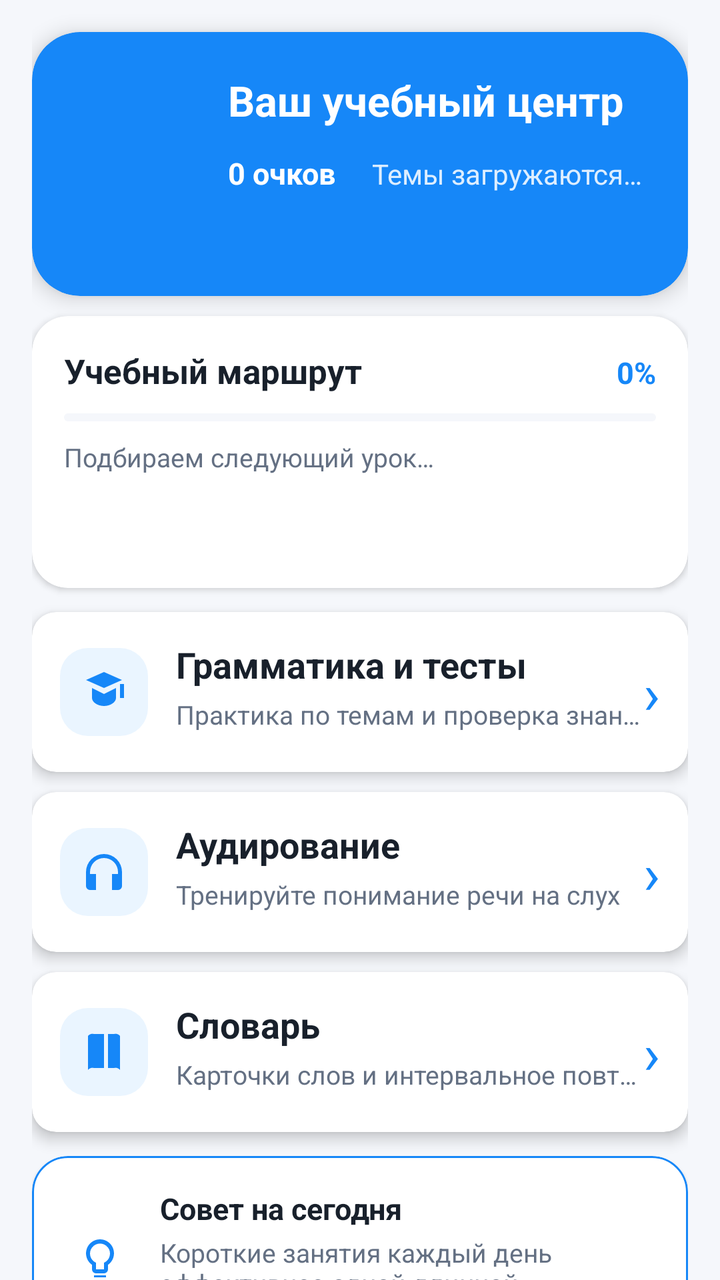
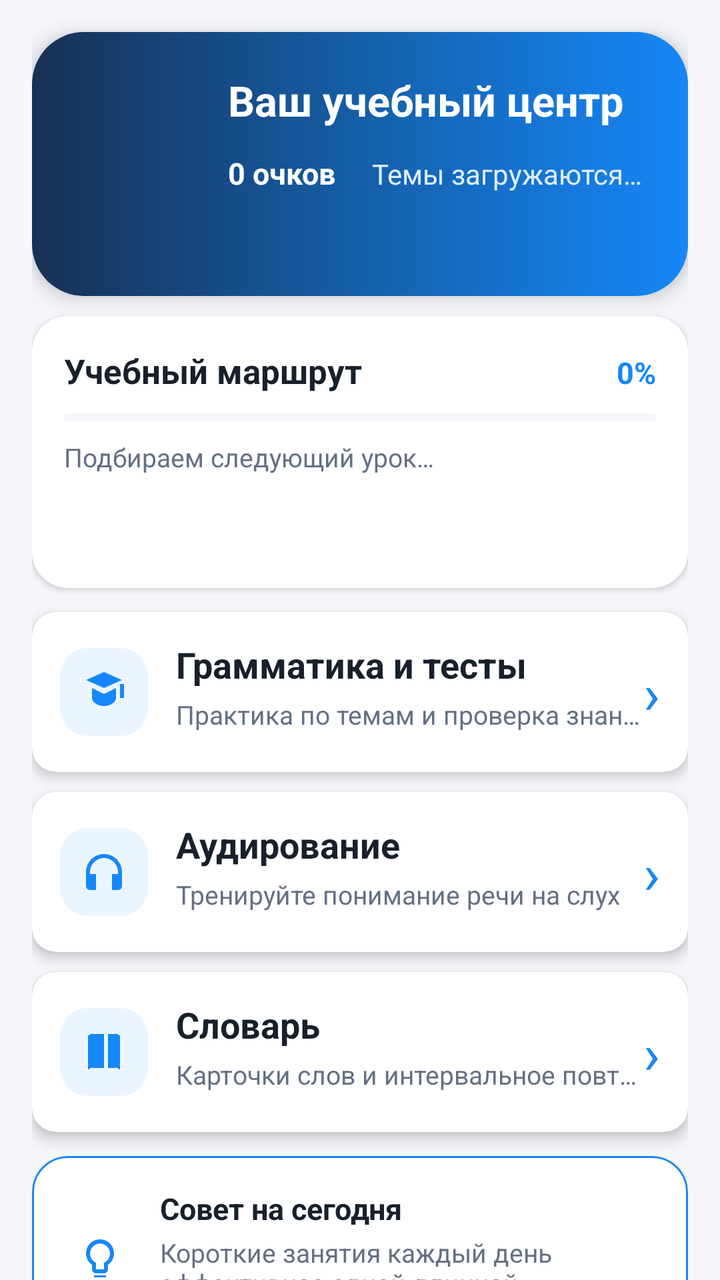

Two renders of the same Android screen: before a commit and after it. Below are the layout's source before the change and the commit's diff.
<!-- AndroidManifest.xml: application theme Theme.Duelingo -->
<!-- res/layout/activity_learning.xml -->
<?xml version="1.0" encoding="utf-8"?>
<androidx.constraintlayout.widget.ConstraintLayout xmlns:android="http://schemas.android.com/apk/res/android"
    xmlns:app="http://schemas.android.com/apk/res-auto"
    android:layout_width="match_parent"
    android:layout_height="match_parent"
    android:background="?attr/backgroundColor"
    android:paddingHorizontal="16dp">

    <com.airbnb.lottie.LottieAnimationView
        android:id="@+id/animationView"
        android:layout_width="wrap_content"
        android:layout_height="wrap_content"
        app:layout_constraintBottom_toBottomOf="parent"
        app:layout_constraintEnd_toEndOf="parent"
        app:layout_constraintStart_toStartOf="parent"
        app:layout_constraintTop_toTopOf="parent" />

    <com.google.android.material.card.MaterialCardView
        android:id="@+id/learningHeroCard"
        android:layout_width="0dp"
        android:layout_height="132dp"
        android:layout_marginTop="16dp"
        app:cardBackgroundColor="@color/blue_primary"
        app:cardCornerRadius="24dp"
        app:cardElevation="6dp"
        app:layout_constraintEnd_toEndOf="parent"
        app:layout_constraintStart_toStartOf="parent"
        app:layout_constraintTop_toTopOf="parent">

        <androidx.constraintlayout.widget.ConstraintLayout
            android:layout_width="match_parent"
            android:layout_height="match_parent"
            android:padding="20dp">

            <ImageView
                android:id="@+id/learningHeroIcon"
                android:layout_width="62dp"
                android:layout_height="62dp"
                android:contentDescription="@string/learning_hero_title"
                android:scaleType="centerCrop"
                app:layout_constraintBottom_toBottomOf="parent"
                app:layout_constraintStart_toStartOf="parent"
                app:layout_constraintTop_toTopOf="parent" />

            <TextView
                android:id="@+id/learningHeroTitle"
                android:layout_width="0dp"
                android:layout_height="wrap_content"
                android:layout_marginStart="16dp"
                android:text="@string/learning_hero_title"
                android:textColor="@color/white"
                android:textSize="21sp"
                android:textStyle="bold"
                app:layout_constraintEnd_toEndOf="parent"
                app:layout_constraintStart_toEndOf="@id/learningHeroIcon"
                app:layout_constraintTop_toTopOf="parent" />

            <TextView
                android:id="@+id/learningPoints"
                android:layout_width="wrap_content"
                android:layout_height="wrap_content"
                android:layout_marginStart="16dp"
                android:layout_marginTop="12dp"
                android:text="@string/learning_points_zero"
                android:textColor="@color/white"
                android:textSize="15sp"
                android:textStyle="bold"
                app:layout_constraintStart_toEndOf="@id/learningHeroIcon"
                app:layout_constraintTop_toBottomOf="@id/learningHeroTitle" />

            <TextView
                android:id="@+id/learningTopics"
                android:layout_width="wrap_content"
                android:layout_height="wrap_content"
                android:layout_marginStart="18dp"
                android:text="@string/learning_topics_loading"
                android:textColor="#DDEEFF"
                android:textSize="14sp"
                app:layout_constraintBaseline_toBaselineOf="@id/learningPoints"
                app:layout_constraintStart_toEndOf="@id/learningPoints" />
        </androidx.constraintlayout.widget.ConstraintLayout>
    </com.google.android.material.card.MaterialCardView>

    <com.google.android.material.card.MaterialCardView
        android:id="@+id/learningPathCard"
        android:layout_width="0dp"
        android:layout_height="136dp"
        android:layout_marginTop="10dp"
        android:clickable="true"
        android:focusable="true"
        android:foreground="?attr/selectableItemBackground"
        app:cardBackgroundColor="?attr/cardBackgroundColor"
        app:cardCornerRadius="18dp"
        app:cardElevation="2dp"
        app:layout_constraintEnd_toEndOf="parent"
        app:layout_constraintStart_toStartOf="parent"
        app:layout_constraintTop_toBottomOf="@id/learningHeroCard">

        <androidx.constraintlayout.widget.ConstraintLayout
            android:layout_width="match_parent"
            android:layout_height="match_parent"
            android:padding="16dp">

            <TextView
                android:id="@+id/learningPathTitle"
                android:layout_width="0dp"
                android:layout_height="wrap_content"
                android:text="@string/learning_path_title"
                android:textColor="?attr/textColor"
                android:textSize="17sp"
                android:textStyle="bold"
                app:layout_constraintEnd_toStartOf="@id/learningProgressText"
                app:layout_constraintStart_toStartOf="parent"
                app:layout_constraintTop_toTopOf="parent" />

            <TextView
                android:id="@+id/learningProgressText"
                android:layout_width="wrap_content"
                android:layout_height="wrap_content"
                android:text="@string/learning_progress_zero"
                android:textColor="@color/blue_primary"
                android:textSize="15sp"
                android:textStyle="bold"
                app:layout_constraintBaseline_toBaselineOf="@id/learningPathTitle"
                app:layout_constraintEnd_toEndOf="parent" />

            <com.google.android.material.progressindicator.LinearProgressIndicator
                android:id="@+id/learningOverallProgress"
                android:layout_width="0dp"
                android:layout_height="8dp"
                android:layout_marginTop="10dp"
                android:max="100"
                android:progress="0"
                app:indicatorColor="@color/blue_primary"
                app:layout_constraintEnd_toEndOf="parent"
                app:layout_constraintStart_toStartOf="parent"
                app:layout_constraintTop_toBottomOf="@id/learningPathTitle"
                app:trackColor="?attr/backgroundColor"
                app:trackCornerRadius="4dp" />

            <TextView
                android:id="@+id/learningRecommendation"
                android:layout_width="0dp"
                android:layout_height="wrap_content"
                android:layout_marginTop="9dp"
                android:maxLines="2"
                android:text="@string/learning_recommendation_loading"
                android:textColor="?attr/secondaryTextColor"
                android:textSize="13sp"
                app:layout_constraintEnd_toEndOf="parent"
                app:layout_constraintStart_toStartOf="parent"
                app:layout_constraintTop_toBottomOf="@id/learningOverallProgress" />

            <TextView
                android:id="@+id/learningHabit"
                android:layout_width="wrap_content"
                android:layout_height="wrap_content"
                android:layout_marginStart="8dp"
                android:layout_marginTop="4dp"
                android:textColor="@color/blue_primary"
                android:textSize="13sp"
                android:textStyle="bold"
                app:layout_constraintEnd_toEndOf="parent"
                app:layout_constraintTop_toBottomOf="@id/learningRecommendation" />
        </androidx.constraintlayout.widget.ConstraintLayout>
    </com.google.android.material.card.MaterialCardView>


    
    <androidx.cardview.widget.CardView
        android:id="@+id/listeningCard"
        android:layout_width="0dp"
        android:layout_height="80dp"
        android:layout_marginTop="10dp"
        app:cardBackgroundColor="?attr/cardBackgroundColor"
        app:cardCornerRadius="12dp"
        app:cardElevation="4dp"
        app:layout_constraintEnd_toEndOf="parent"
        app:layout_constraintStart_toStartOf="parent"
        app:layout_constraintTop_toBottomOf="@id/testsCard">

        <androidx.constraintlayout.widget.ConstraintLayout
            android:layout_width="match_parent"
            android:layout_height="match_parent"
            android:padding="14dp">

            <ImageView
                android:id="@+id/listeningFeatureIcon"
                android:layout_width="44dp"
                android:layout_height="44dp"
                android:contentDescription="@null"
                android:background="@drawable/bg_feature_icon"
                android:padding="10dp"
                android:src="@drawable/ic_headphones"
                app:layout_constraintBottom_toBottomOf="parent"
                app:layout_constraintStart_toStartOf="parent"
                app:layout_constraintTop_toTopOf="parent"
                app:tint="@color/blue_primary" />

            
            <TextView
                android:id="@+id/tvListeningTitle"
                android:layout_width="0dp"
                android:layout_height="wrap_content"
                android:layout_marginStart="14dp"
                android:text="@string/learning_listening_title"
                android:textColor="?attr/textColor"
                android:textSize="18sp"
                android:textStyle="bold"
                app:layout_constraintEnd_toStartOf="@id/listeningArrow"
                app:layout_constraintStart_toEndOf="@id/listeningFeatureIcon"
                app:layout_constraintTop_toTopOf="parent" />

            <TextView
                android:layout_width="0dp"
                android:layout_height="wrap_content"
                android:layout_marginStart="14dp"
                android:layout_marginTop="4dp"
                android:ellipsize="end"
                android:maxLines="1"
                android:text="@string/learning_listening_subtitle"
                android:textColor="?attr/secondaryTextColor"
                android:textSize="13sp"
                app:layout_constraintEnd_toStartOf="@id/listeningArrow"
                app:layout_constraintStart_toEndOf="@id/listeningFeatureIcon"
                app:layout_constraintTop_toBottomOf="@id/tvListeningTitle" />

            <TextView
                android:id="@+id/listeningArrow"
                android:layout_width="wrap_content"
                android:layout_height="wrap_content"
                android:text="@string/chevron_next"
                android:textColor="@color/blue_primary"
                android:textSize="28sp"
                app:layout_constraintBottom_toBottomOf="parent"
                app:layout_constraintEnd_toEndOf="parent"
                app:layout_constraintTop_toTopOf="parent" />
        </androidx.constraintlayout.widget.ConstraintLayout>
    </androidx.cardview.widget.CardView>

    
    <androidx.cardview.widget.CardView
        android:id="@+id/testsCard"
        android:layout_width="0dp"
        android:layout_height="80dp"
        android:layout_marginTop="12dp"
        app:cardBackgroundColor="?attr/cardBackgroundColor"
        app:cardCornerRadius="12dp"
        app:cardElevation="4dp"
        app:layout_constraintEnd_toEndOf="parent"
        app:layout_constraintStart_toStartOf="parent"
        app:layout_constraintTop_toBottomOf="@id/learningPathCard">

        <androidx.constraintlayout.widget.ConstraintLayout
            android:layout_width="match_parent"
            android:layout_height="match_parent"
            android:padding="14dp">

            <ImageView
                android:id="@+id/testsFeatureIcon"
                android:layout_width="44dp"
                android:layout_height="44dp"
                android:contentDescription="@null"
                android:background="@drawable/bg_feature_icon"
                android:padding="10dp"
                android:src="@drawable/graduation24"
                app:layout_constraintBottom_toBottomOf="parent"
                app:layout_constraintStart_toStartOf="parent"
                app:layout_constraintTop_toTopOf="parent"
                app:tint="@color/blue_primary" />

            
            <TextView
                android:id="@+id/tvTestsTitle"
                android:layout_width="0dp"
                android:layout_height="wrap_content"
                android:layout_marginStart="14dp"
                android:text="@string/learning_tests_title"
                android:textColor="?attr/textColor"
                android:textSize="18sp"
                android:textStyle="bold"
                app:layout_constraintEnd_toStartOf="@id/testsArrow"
                app:layout_constraintStart_toEndOf="@id/testsFeatureIcon"
                app:layout_constraintTop_toTopOf="parent" />

            <TextView
                android:layout_width="0dp"
                android:layout_height="wrap_content"
                android:layout_marginStart="14dp"
                android:layout_marginTop="4dp"
                android:ellipsize="end"
                android:maxLines="1"
                android:text="@string/learning_tests_subtitle"
                android:textColor="?attr/secondaryTextColor"
                android:textSize="13sp"
                app:layout_constraintEnd_toStartOf="@id/testsArrow"
                app:layout_constraintStart_toEndOf="@id/testsFeatureIcon"
                app:layout_constraintTop_toBottomOf="@id/tvTestsTitle" />

            <TextView
                android:id="@+id/testsArrow"
                android:layout_width="wrap_content"
                android:layout_height="wrap_content"
                android:text="@string/chevron_next"
                android:textColor="@color/blue_primary"
                android:textSize="28sp"
                app:layout_constraintBottom_toBottomOf="parent"
                app:layout_constraintEnd_toEndOf="parent"
                app:layout_constraintTop_toTopOf="parent" />
        </androidx.constraintlayout.widget.ConstraintLayout>
    </androidx.cardview.widget.CardView>

    
    <androidx.cardview.widget.CardView
        android:id="@+id/vocabularyCard"
        android:layout_width="0dp"
        android:layout_height="80dp"
        android:layout_marginTop="10dp"
        app:cardBackgroundColor="?attr/cardBackgroundColor"
        app:cardCornerRadius="12dp"
        app:cardElevation="4dp"
        app:layout_constraintEnd_toEndOf="parent"
        app:layout_constraintStart_toStartOf="parent"
        app:layout_constraintTop_toBottomOf="@id/listeningCard">

        <androidx.constraintlayout.widget.ConstraintLayout
            android:layout_width="match_parent"
            android:layout_height="match_parent"
            android:padding="14dp">

            <ImageView
                android:id="@+id/vocabularyFeatureIcon"
                android:layout_width="44dp"
                android:layout_height="44dp"
                android:contentDescription="@null"
                android:background="@drawable/bg_feature_icon"
                android:padding="10dp"
                android:src="@drawable/ic_book"
                app:layout_constraintBottom_toBottomOf="parent"
                app:layout_constraintStart_toStartOf="parent"
                app:layout_constraintTop_toTopOf="parent"
                app:tint="@color/blue_primary" />

            <TextView
                android:id="@+id/tvVocabularyTitle"
                android:layout_width="0dp"
                android:layout_height="wrap_content"
                android:layout_marginStart="14dp"
                android:text="@string/learning_vocabulary_title"
                android:textColor="?attr/textColor"
                android:textSize="18sp"
                android:textStyle="bold"
                app:layout_constraintEnd_toStartOf="@id/vocabularyArrow"
                app:layout_constraintStart_toEndOf="@id/vocabularyFeatureIcon"
                app:layout_constraintTop_toTopOf="parent" />

            <TextView
                android:layout_width="0dp"
                android:layout_height="wrap_content"
                android:layout_marginStart="14dp"
                android:layout_marginTop="4dp"
                android:ellipsize="end"
                android:maxLines="1"
                android:text="@string/learning_vocabulary_subtitle"
                android:textColor="?attr/secondaryTextColor"
                android:textSize="13sp"
                app:layout_constraintEnd_toStartOf="@id/vocabularyArrow"
                app:layout_constraintStart_toEndOf="@id/vocabularyFeatureIcon"
                app:layout_constraintTop_toBottomOf="@id/tvVocabularyTitle" />

            <TextView
                android:id="@+id/vocabularyArrow"
                android:layout_width="wrap_content"
                android:layout_height="wrap_content"
                android:text="@string/chevron_next"
                android:textColor="@color/blue_primary"
                android:textSize="28sp"
                app:layout_constraintBottom_toBottomOf="parent"
                app:layout_constraintEnd_toEndOf="parent"
                app:layout_constraintTop_toTopOf="parent" />
        </androidx.constraintlayout.widget.ConstraintLayout>
    </androidx.cardview.widget.CardView>

    <com.google.android.material.card.MaterialCardView
        android:id="@+id/learningTipCard"
        android:layout_width="0dp"
        android:layout_height="wrap_content"
        android:layout_marginTop="12dp"
        app:cardBackgroundColor="?attr/cardBackgroundColor"
        app:cardCornerRadius="18dp"
        app:strokeColor="@color/blue_primary"
        app:strokeWidth="1dp"
        app:layout_constraintEnd_toEndOf="parent"
        app:layout_constraintStart_toStartOf="parent"
        app:layout_constraintTop_toBottomOf="@id/vocabularyCard">

        <LinearLayout
            android:layout_width="match_parent"
            android:layout_height="wrap_content"
            android:gravity="center_vertical"
            android:orientation="horizontal"
            android:padding="16dp">

            <ImageView
                android:layout_width="36dp"
                android:layout_height="36dp"
                android:contentDescription="@null"
                android:padding="6dp"
                android:src="@drawable/ic_lightbulb"
                app:tint="@color/blue_primary" />

            <LinearLayout
                android:layout_width="0dp"
                android:layout_height="wrap_content"
                android:layout_marginStart="12dp"
                android:layout_weight="1"
                android:orientation="vertical">

                <TextView
                    android:layout_width="wrap_content"
                    android:layout_height="wrap_content"
                    android:text="@string/learning_tip_title"
                    android:textColor="?attr/textColor"
                    android:textSize="15sp"
                    android:textStyle="bold" />

                <TextView
                    android:id="@+id/learningTipText"
                    android:layout_width="match_parent"
                    android:layout_height="wrap_content"
                    android:layout_marginTop="3dp"
                    android:text="@string/learning_tip_text"
                    android:textColor="?attr/secondaryTextColor"
                    android:textSize="13sp" />
            </LinearLayout>
        </LinearLayout>
    </com.google.android.material.card.MaterialCardView>

    <LinearLayout
        android:layout_width="match_parent"
        android:layout_height="60dp"
        android:background="?attr/backgroundColor"
        android:orientation="horizontal"
        app:layout_constraintBottom_toBottomOf="parent"
        app:layout_constraintEnd_toEndOf="parent"
        app:layout_constraintStart_toStartOf="parent">

        
        <LinearLayout
            android:id="@+id/tests"
            android:layout_width="0dp"
            android:layout_height="match_parent"
            android:layout_weight="1"
            android:background="?attr/selectableItemBackgroundBorderless"
            android:gravity="center"
            android:orientation="vertical">

            <FrameLayout
                android:layout_width="wrap_content"
                android:layout_height="wrap_content">

                <ImageView
                    android:id="@+id/testIcon"
                    android:layout_width="24dp"
                    android:layout_height="24dp"
                    android:contentDescription="@string/nav_learning"
                    android:src="@drawable/graduation24" />

                <com.airbnb.lottie.LottieAnimationView
                    android:id="@+id/testAnimation"
                    android:layout_width="24dp"
                    android:layout_height="24dp"
                    android:visibility="gone" />
            </FrameLayout>

            <TextView
                android:id="@+id/testTest"
                android:layout_width="wrap_content"
                android:layout_height="wrap_content"
                android:text="@string/nav_learning"
                android:textColor="#7A7A7B"
                android:textSize="12sp" />
        </LinearLayout>

        
        <LinearLayout
            android:id="@+id/duel"
            android:layout_width="0dp"
            android:layout_height="match_parent"
            android:layout_weight="1"
            android:background="?attr/selectableItemBackgroundBorderless"
            android:gravity="center"
            android:orientation="vertical">

            <FrameLayout
                android:layout_width="wrap_content"
                android:layout_height="wrap_content">

                <ImageView
                    android:id="@+id/mainIcon"
                    android:layout_width="24dp"
                    android:layout_height="24dp"
                    android:contentDescription="@string/nav_duel"
                    android:src="@drawable/swords24" />

                <com.airbnb.lottie.LottieAnimationView
                    android:id="@+id/duelAnimation"
                    android:layout_width="24dp"
                    android:layout_height="24dp"
                    android:visibility="gone" />
            </FrameLayout>

            <TextView
                android:id="@+id/mainTest"
                android:layout_width="wrap_content"
                android:layout_height="wrap_content"
                android:text="@string/nav_duel"
                android:textColor="#7A7A7B"
                android:textSize="12sp" />
        </LinearLayout>

        
        <LinearLayout
            android:id="@+id/leaderboard"
            android:layout_width="0dp"
            android:layout_height="match_parent"
            android:layout_weight="1"
            android:background="?attr/selectableItemBackgroundBorderless"
            android:gravity="center"
            android:orientation="vertical">

            <FrameLayout
                android:layout_width="wrap_content"
                android:layout_height="wrap_content">

                <ImageView
                    android:id="@+id/cupIcon"
                    android:layout_width="24dp"
                    android:layout_height="24dp"
                    android:contentDescription="@string/nav_rank"
                    android:src="@drawable/trophy24" />

                <com.airbnb.lottie.LottieAnimationView
                    android:id="@+id/cupAnimation"
                    android:layout_width="24dp"
                    android:layout_height="24dp"
                    android:visibility="gone" />
            </FrameLayout>

            <TextView
                android:id="@+id/cupTest"
                android:layout_width="wrap_content"
                android:layout_height="wrap_content"
                android:text="@string/nav_rank"
                android:textColor="#7A7A7B"
                android:textSize="12sp" />
        </LinearLayout>

        
        <LinearLayout
            android:id="@+id/profile"
            android:layout_width="0dp"
            android:layout_height="match_parent"
            android:layout_weight="1"
            android:background="?attr/selectableItemBackgroundBorderless"
            android:gravity="center"
            android:orientation="vertical">

            <FrameLayout
                android:layout_width="wrap_content"
                android:layout_height="wrap_content">

                <ImageView
                    android:id="@+id/profileIcon"
                    android:layout_width="24dp"
                    android:layout_height="24dp"
                    android:contentDescription="@string/nav_profile"
                    android:src="@drawable/profile24" />

                <com.airbnb.lottie.LottieAnimationView
                    android:id="@+id/profAnimation"
                    android:layout_width="24dp"
                    android:layout_height="24dp"
                    android:visibility="gone" />
            </FrameLayout>

            <TextView
                android:id="@+id/profileTest"
                android:layout_width="wrap_content"
                android:layout_height="wrap_content"
                android:text="@string/nav_profile"
                android:textColor="#7A7A7B"
                android:textSize="12sp" />
        </LinearLayout>
    </LinearLayout>
</androidx.constraintlayout.widget.ConstraintLayout>
<!-- resources referenced by this layout -->
<resources>
  <color name="blue_primary">#1687F8</color>
  <color name="white">#FFFFFFFF</color>
  <!-- drawable bg_feature_icon (drawable) -->
  <shape xmlns:android="http://schemas.android.com/apk/res/android" android:shape="rectangle">
      <solid android:color="#161687F8" />
      <corners android:radius="14dp" />
  </shape>
  <!-- drawable graduation24 (drawable) -->
  <vector xmlns:android="http://schemas.android.com/apk/res/android" android:width="24dp" android:height="24dp" android:viewportWidth="24" android:viewportHeight="24">
      <path android:fillColor="#7A7A7B" android:pathData="M3,6l9,-4 9,4 -9,4zM6,10l6,3 6,-3v5c0,2 -2.7,4 -6,4s-6,-2 -6,-4zM20,8h2v7h-2z" />
  </vector>
  <!-- drawable ic_book (drawable) -->
  <vector xmlns:android="http://schemas.android.com/apk/res/android" android:width="24dp" android:height="24dp" android:viewportWidth="24" android:viewportHeight="24">
      <path android:fillColor="#FFFFFFFF" android:pathData="M4,4a3,3 0,0 1,3 -1h5v17H7a3,3 0,0 0,-3 1zM20,4a3,3 0,0 0,-3 -1h-3v17h3a3,3 0,0 1,3 1z"/>
  </vector>
  <!-- drawable profile24 (drawable) -->
  <vector xmlns:android="http://schemas.android.com/apk/res/android" android:width="24dp" android:height="24dp" android:viewportWidth="24" android:viewportHeight="24">
      <path android:fillColor="#7A7A7B" android:pathData="M12,3a4,4 0,1 0,0 8,4 4,0 0,0 0,-8zM4,21c0,-5 3.4,-8 8,-8s8,3 8,8z" />
  </vector>
  <!-- drawable swords24 (drawable) -->
  <vector xmlns:android="http://schemas.android.com/apk/res/android" android:width="24dp" android:height="24dp" android:viewportWidth="24" android:viewportHeight="24">
      <path android:fillColor="#7A7A7B" android:pathData="M3,4h8v7H7l-3,3v-3H3zM13,9h8v8h-1v3l-3,-3h-4z" />
  </vector>
  <string name="chevron_next" translatable="false">›</string>
  <string name="learning_hero_title">Ваш учебный центр</string>
  <string name="learning_listening_subtitle">Тренируйте понимание речи на слух</string>
  <string name="learning_listening_title">Аудирование</string>
  <string name="learning_path_title">Учебный маршрут</string>
  <string name="learning_points_zero">0 очков</string>
  <string name="learning_progress_zero">0%</string>
  <string name="learning_recommendation_loading">Подбираем следующий урок…</string>
  <string name="learning_tests_subtitle">Практика по темам и проверка знаний</string>
  <string name="learning_tests_title">Грамматика и тесты</string>
  <string name="learning_tip_text">Короткие занятия каждый день эффективнее одной длинной тренировки в неделю.</string>
  <string name="learning_tip_title">Совет на сегодня</string>
  <string name="learning_topics_loading">Темы загружаются…</string>
  <string name="learning_vocabulary_subtitle">Карточки слов и интервальное повторение</string>
  <string name="learning_vocabulary_title">Словарь</string>
  <string name="nav_duel">Дуэль</string>
  <string name="nav_learning">Обучение</string>
  <string name="nav_profile">Профиль</string>
  <string name="nav_rank">Рейтинг</string>
  <color name="black">#FF000000</color>
  <color name="background_light">#F5F7FB</color>
  <color name="text_color_light">#18202B</color>
  <color name="secondary_text_light">#647083</color>
  <color name="surface_light">#FFFFFF</color>
  <color name="gray_light">#B3B3B3</color>
  <style name="DuelRush.MaterialButton" parent="Widget.MaterialComponents.Button">
          <item name="android:textSize">16sp</item>
          <item name="android:minHeight">48dp</item>
          <item name="android:textAllCaps">false</item>
          <item name="android:letterSpacing">0</item>
          <item name="android:fontFamily">@font/open_sans_medium</item>
      </style>
  <!-- unchanged entries left out for length: 4 -->
</resources>

<!-- the commit's change to res/layout/activity_learning.xml (unified diff, before → after) -->
@@ -20,7 +20,7 @@
         android:layout_width="0dp"
         android:layout_height="132dp"
         android:layout_marginTop="16dp"
-        app:cardBackgroundColor="@color/blue_primary"
+        app:cardBackgroundColor="@android:color/transparent"
         app:cardCornerRadius="24dp"
         app:cardElevation="6dp"
         app:layout_constraintEnd_toEndOf="parent"
@@ -30,6 +30,7 @@
         <androidx.constraintlayout.widget.ConstraintLayout
             android:layout_width="match_parent"
             android:layout_height="match_parent"
+            android:background="@drawable/bg_premium_gradient"
             android:padding="20dp">
 
             <ImageView
<!-- resource entries referenced after the edit -->
@@ -6,6 +6,12 @@
   <shape xmlns:android="http://schemas.android.com/apk/res/android" android:shape="rectangle">
       <solid android:color="#161687F8" />
       <corners android:radius="14dp" />
+  </shape>
+  <!-- drawable bg_premium_gradient (drawable) -->
+  <?xml version="1.0" encoding="utf-8"?>
+  <shape xmlns:android="http://schemas.android.com/apk/res/android" android:shape="rectangle">
+      <gradient android:angle="0" android:startColor="#183055" android:centerColor="#155FA8" android:endColor="#1687F8" />
+      <corners android:radius="26dp" />
   </shape>
   <!-- drawable graduation24 (drawable) -->
   <vector xmlns:android="http://schemas.android.com/apk/res/android" android:width="24dp" android:height="24dp" android:viewportWidth="24" android:viewportHeight="24">
